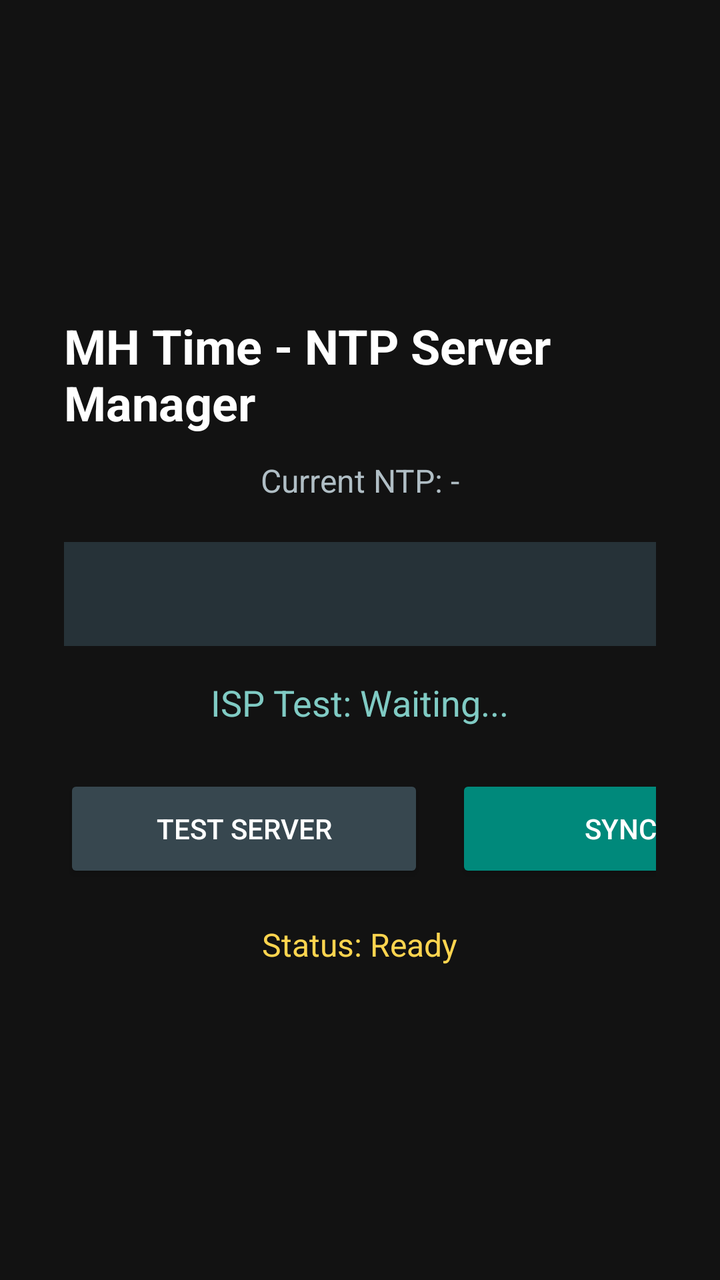
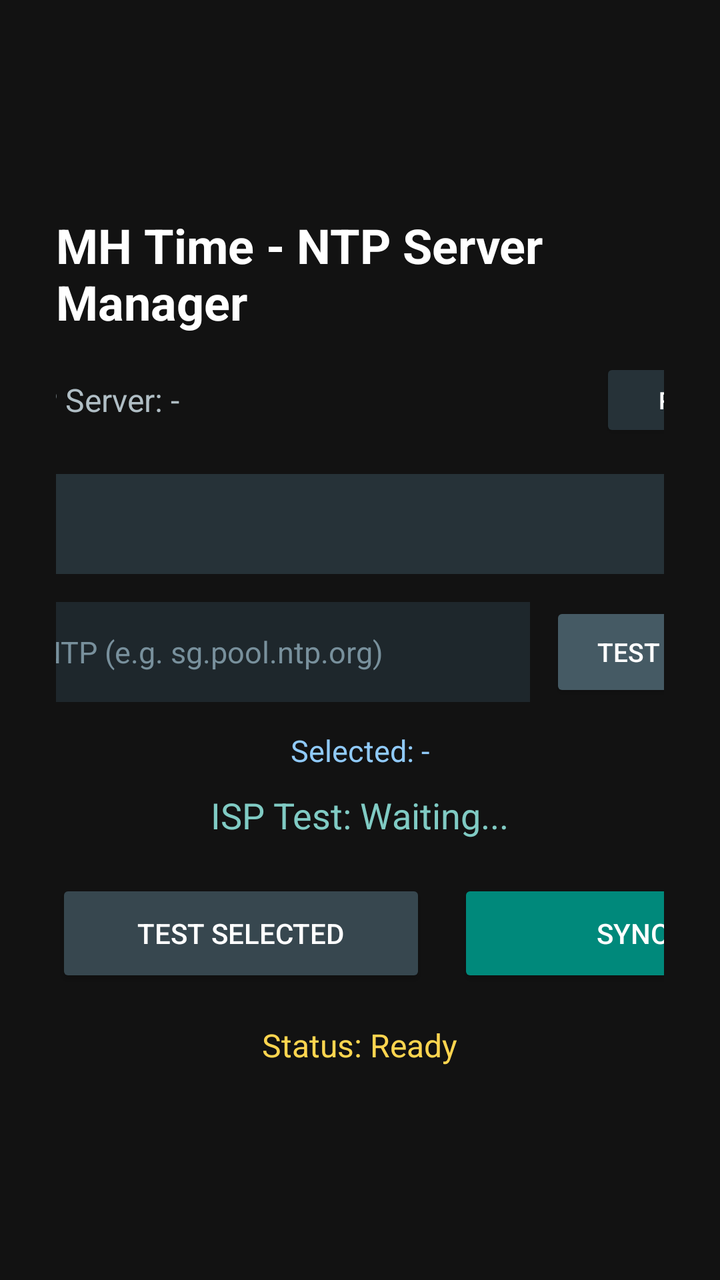

The first picture is an Android layout as it rendered before a commit; the second is the same layout after the commit. The layout source and the unified diff follow.
<!-- AndroidManifest.xml: application theme Theme.AppCompat.NoActionBar -->
<!-- res/layout/activity_main.xml -->
<?xml version="1.0" encoding="utf-8"?>
<LinearLayout xmlns:android="http://schemas.android.com/apk/res/android"
    android:layout_width="match_parent"
    android:layout_height="match_parent"
    android:background="#121212"
    android:gravity="center"
    android:orientation="vertical"
    android:padding="32dp">

    <TextView
        android:id="@+id/tvTitle"
        android:layout_width="wrap_content"
        android:layout_height="wrap_content"
        android:text="MH Time - NTP Server Manager"
        android:textColor="#FFFFFF"
        android:textSize="24sp"
        android:textStyle="bold" />

    <TextView
        android:id="@+id/tvCurrentNtp"
        android:layout_width="wrap_content"
        android:layout_height="wrap_content"
        android:layout_marginTop="12dp"
        android:text="Current NTP: -"
        android:textColor="#B0BEC5"
        android:textSize="16sp" />

    <Spinner
        android:id="@+id/spinnerNtpServer"
        android:layout_width="420dp"
        android:layout_height="52dp"
        android:layout_marginTop="20dp"
        android:background="#263238"
        android:focusable="true"
        android:padding="10dp" />

    <TextView
        android:id="@+id/tvTestResult"
        android:layout_width="wrap_content"
        android:layout_height="wrap_content"
        android:layout_marginTop="16dp"
        android:text="ISP Test: Waiting..."
        android:textColor="#80CBC4"
        android:textSize="18sp" />

    <LinearLayout
        android:layout_width="wrap_content"
        android:layout_height="wrap_content"
        android:layout_marginTop="24dp"
        android:orientation="horizontal">

        <Button
            android:id="@+id/btnTestServer"
            android:layout_width="180dp"
            android:layout_height="54dp"
            android:layout_marginEnd="16dp"
            android:backgroundTint="#37474F"
            android:focusable="true"
            android:text="Test Server"
            android:textColor="#FFFFFF" />

        <Button
            android:id="@+id/btnSyncNow"
            android:layout_width="200dp"
            android:layout_height="54dp"
            android:backgroundTint="#00897B"
            android:focusable="true"
            android:text="Sync Now"
            android:textColor="#FFFFFF" />
    </LinearLayout>

    <TextView
        android:id="@+id/tvSyncStatus"
        android:layout_width="wrap_content"
        android:layout_height="wrap_content"
        android:layout_marginTop="20dp"
        android:text="Status: Ready"
        android:textColor="#FFD54F"
        android:textSize="16sp" />

</LinearLayout>
<!-- resources referenced by this layout -->
<resources>

</resources>

<!-- the commit's change to res/layout/activity_main.xml (unified diff, before → after) -->
@@ -5,7 +5,7 @@
     android:background="#121212"
     android:gravity="center"
     android:orientation="vertical"
-    android:padding="32dp">
+    android:padding="28dp">
 
     <TextView
         android:id="@+id/tvTitle"
@@ -16,29 +16,91 @@
         android:textSize="24sp"
         android:textStyle="bold" />
 
-    <TextView
-        android:id="@+id/tvCurrentNtp"
-        android:layout_width="wrap_content"
+    <LinearLayout
+        android:layout_width="460dp"
         android:layout_height="wrap_content"
         android:layout_marginTop="12dp"
-        android:text="Current NTP: -"
-        android:textColor="#B0BEC5"
-        android:textSize="16sp" />
+        android:gravity="center"
+        android:orientation="horizontal">
+
+        <TextView
+            android:id="@+id/tvCurrentNtp"
+            android:layout_width="0dp"
+            android:layout_height="wrap_content"
+            android:layout_weight="1"
+            android:text="Active NTP Server: -"
+            android:textColor="#B0BEC5"
+            android:textSize="16sp" />
+
+        <Button
+            android:id="@+id/btnRefreshCurrent"
+            android:layout_width="110dp"
+            android:layout_height="42dp"
+            android:backgroundTint="#263238"
+            android:focusable="true"
+            android:text="Refresh"
+            android:textColor="#FFFFFF"
+            android:textSize="12sp" />
+    </LinearLayout>
 
     <Spinner
         android:id="@+id/spinnerNtpServer"
-        android:layout_width="420dp"
-        android:layout_height="52dp"
-        android:layout_marginTop="20dp"
+        android:layout_width="460dp"
+        android:layout_height="50dp"
+        android:layout_marginTop="16dp"
         android:background="#263238"
         android:focusable="true"
         android:padding="10dp" />
+
+    <LinearLayout
+        android:layout_width="460dp"
+        android:layout_height="wrap_content"
+        android:layout_marginTop="14dp"
+        android:gravity="center_vertical"
+        android:orientation="horizontal">
+
+        <EditText
+            android:id="@+id/etCustomNtp"
+            android:layout_width="0dp"
+            android:layout_height="50dp"
+            android:layout_marginEnd="10dp"
+            android:layout_weight="1"
+            android:background="#1E272C"
+            android:focusable="true"
+            android:hint="Custom NTP (e.g. sg.pool.ntp.org)"
+            android:imeOptions="actionDone"
+            android:inputType="textUri"
+            android:paddingHorizontal="14dp"
+            android:singleLine="true"
+            android:textColor="#FFFFFF"
+            android:textColorHint="#78909C"
+            android:textSize="15sp" />
+
+        <Button
+            android:id="@+id/btnUseCustom"
+            android:layout_width="135dp"
+            android:layout_height="50dp"
+            android:backgroundTint="#455A64"
+            android:focusable="true"
+            android:text="Test Custom"
+            android:textColor="#FFFFFF"
+            android:textSize="13sp" />
+    </LinearLayout>
+
+    <TextView
+        android:id="@+id/tvSelectedTarget"
+        android:layout_width="wrap_content"
+        android:layout_height="wrap_content"
+        android:layout_marginTop="14dp"
+        android:text="Selected: -"
+        android:textColor="#90CAF9"
+        android:textSize="15sp" />
 
     <TextView
         android:id="@+id/tvTestResult"
         android:layout_width="wrap_content"
         android:layout_height="wrap_content"
-        android:layout_marginTop="16dp"
+        android:layout_marginTop="10dp"
         android:text="ISP Test: Waiting..."
         android:textColor="#80CBC4"
         android:textSize="18sp" />
@@ -46,22 +108,22 @@
     <LinearLayout
         android:layout_width="wrap_content"
         android:layout_height="wrap_content"
-        android:layout_marginTop="24dp"
+        android:layout_marginTop="20dp"
         android:orientation="horizontal">
 
         <Button
             android:id="@+id/btnTestServer"
-            android:layout_width="180dp"
+            android:layout_width="185dp"
             android:layout_height="54dp"
             android:layout_marginEnd="16dp"
             android:backgroundTint="#37474F"
             android:focusable="true"
-            android:text="Test Server"
+            android:text="Test Selected"
             android:textColor="#FFFFFF" />
 
         <Button
             android:id="@+id/btnSyncNow"
-            android:layout_width="200dp"
+            android:layout_width="210dp"
             android:layout_height="54dp"
             android:backgroundTint="#00897B"
             android:focusable="true"
@@ -73,7 +135,7 @@
         android:id="@+id/tvSyncStatus"
         android:layout_width="wrap_content"
         android:layout_height="wrap_content"
-        android:layout_marginTop="20dp"
+        android:layout_marginTop="18dp"
         android:text="Status: Ready"
         android:textColor="#FFD54F"
         android:textSize="16sp" />
